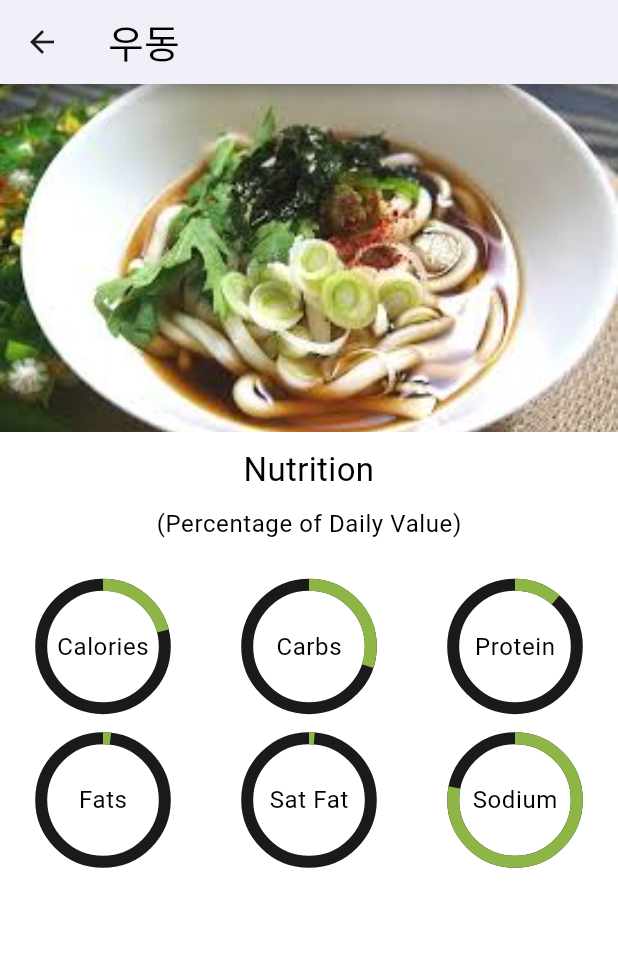
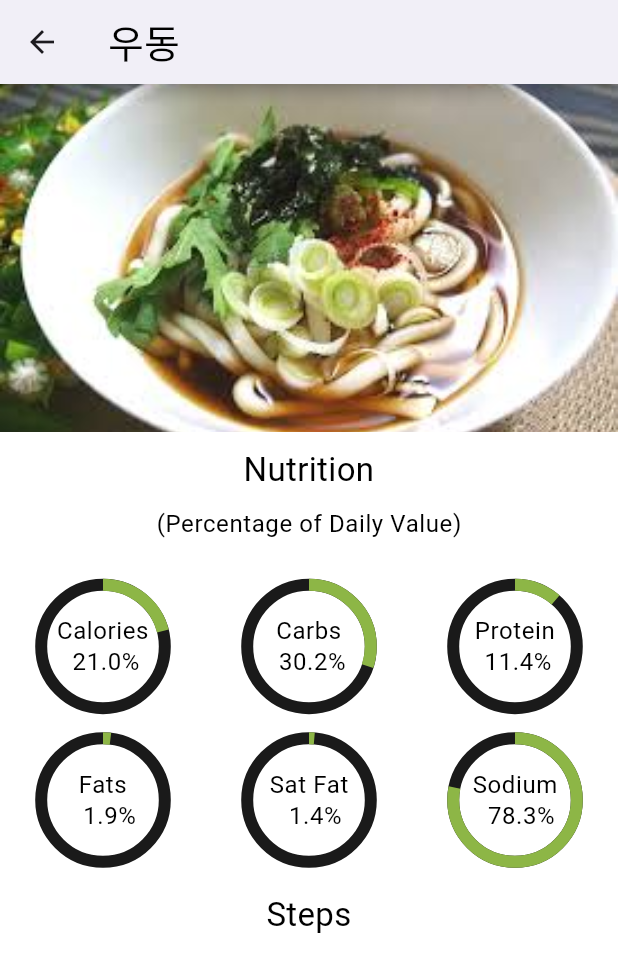
Before and after one commit to diuyuy/recipe_app, a Flutter app: the screen it shows after launch, after a tap on "우동", on a phone screen of 412 x 824 dp. Shown: the top 972 px of the screen. Run offline on Flutter 3.47's test engine with Material 3 defaults, Android fonts, the phone set to English and light mode, and no system bars; our stand-ins replace decimal, freezed_annotation, gap, get, google_fonts.

Commit message:
add recipe

```diff
--- a/lib/controller/home_page_controller.dart
+++ b/lib/controller/home_page_controller.dart
@@ -1,9 +1,8 @@
 import 'dart:convert';
-
-import 'package:decimal/decimal.dart';
 import 'package:flutter/services.dart';
 import 'package:get/get.dart';
 import 'package:recipe_app/data/food_data.dart';
+import 'package:recipe_app/data/food_recipe_data.dart';
 import 'package:recipe_app/data/recipe_container_data.dart';
 
 import '../core/const_recipe_container_data.dart';
@@ -11,11 +10,13 @@ import '../core/const_recipe_container_data.dart';
 class HomePageController extends GetxController {
   List<RecipeContainerData> recipeList = [];
   List<FoodData> foodList = [];
+  List<FoodRecipeData> foodRecipeList = [];
 
   @override
   void onInit() {
     recipeList = ConstRecipeContainerData.recipeList;
     _loadFoodList();
+    _loadFoodRecipeList();
     super.onInit();
   }
 
@@ -25,6 +26,9 @@ class HomePageController extends GetxController {
     foodList = jsonData.map((json) => FoodData.fromJson(json)).toList();
   }
 
-  double getRatio(String num1, String num2) =>
-      (Decimal.parse(num1) / Decimal.parse(num2)).toDouble();
+  Future<void> _loadFoodRecipeList() async {
+    final String response = await rootBundle.loadString('lib/food_recipe.json');
+    List<dynamic> jsonData = json.decode(response);
+    foodRecipeList = jsonData.map((json)=>FoodRecipeData.fromJson(json)).toList();
+  }
 }
--- /dev/null
+++ b/lib/controller/recipe_page_controller.dart
@@ -0,0 +1,26 @@
+import 'package:decimal/decimal.dart';
+import 'package:get/get.dart';
+import 'package:meta/meta.dart';
+import 'package:recipe_app/core/const_recipe_page_data.dart';
+import 'package:recipe_app/data/food_data.dart';
+
+class RecipePageController extends GetxController {
+  final List<double> nutritionRatio = [];
+
+  double getRatio(String num1, String num2) =>
+      (Decimal.parse(num1) / Decimal.parse(num2)).toDouble();
+
+  void setNutritionRatio(FoodData foodData) {
+    nutritionRatio.add(getRatio(foodData.calories, ConstRecipePageData.rda[0]));
+    nutritionRatio.add(getRatio(foodData.carbohydratesG, ConstRecipePageData.rda[1]));
+    nutritionRatio.add(getRatio(foodData.proteinG, ConstRecipePageData.rda[2]));
+    nutritionRatio.add(getRatio(foodData.fatG, ConstRecipePageData.rda[3]));
+    nutritionRatio.add(getRatio(foodData.saturatedFatG, ConstRecipePageData.rda[4]));
+    nutritionRatio.add(getRatio(foodData.sodiumMg, ConstRecipePageData.rda[5]));
+    update();
+  }
+
+  String getStringRatio(int index){
+    return (nutritionRatio[index]*100).toStringAsFixed(1);
+  }
+}
--- a/lib/core/const_recipe_page_data.dart
+++ b/lib/core/const_recipe_page_data.dart
@@ -10,6 +10,7 @@ class ConstRecipePageData {
 
   static const String nutrition = "Nutrition";
   static const String nutritionSubtitle = '(Percentage of Daily Value)';
+  static const String steps = "Steps";
   static const List<String> circularLabel = [
     'Calories',
     'Carbs',
@@ -18,4 +19,8 @@ class ConstRecipePageData {
     'Sat Fat',
     'Sodium'
    ];
+  static String addPercentageOnLabel(String label,double value){
+    final String percentage = (value * 100).toStringAsFixed(1);
+    return '$label\n$percentage%';
+  }
 }
--- a/lib/core/const_theme_data.dart
+++ b/lib/core/const_theme_data.dart
@@ -70,7 +70,7 @@ class ConstThemeData {
           fontSize: ConstThemeData.headMediumFontSize,
         ),
         bodyLarge: GoogleFonts.nanumGothic(
-            color: Colors.white,
+            color: Colors.black,
             fontSize: ConstThemeData.bodyFontSize,
             fontWeight: ConstThemeData.bodyFontWeight),
           bodyMedium: TextStyle(
--- /dev/null
+++ b/lib/data/food_recipe_data.dart
@@ -0,0 +1,16 @@
+import 'package:freezed_annotation/freezed_annotation.dart';
+
+part 'food_recipe_data.freezed.dart';
+part 'food_recipe_data.g.dart';
+
+@freezed
+class FoodRecipeData with _$FoodRecipeData {
+  const factory FoodRecipeData({
+    required String name,
+    required List<String> ingredients,
+    required List<String> steps,
+}) = _FoodRecipeData;
+
+  factory FoodRecipeData.fromJson(Map<String, dynamic> json) =>
+      _$FoodRecipeDataFromJson(json);
+}
--- a/lib/pages/home_page.dart
+++ b/lib/pages/home_page.dart
@@ -89,6 +89,7 @@ class HomePage extends StatelessWidget {
                 img: controller.recipeList[index].img,
                 name: controller.recipeList[index].name,
                 foodData: controller.foodList[index],
+                foodRecipeData: controller.foodRecipeList[index],
               )),
               child: MyContainer(
                   img: controller.recipeList[index].img,
--- a/lib/pages/recipe_page.dart
+++ b/lib/pages/recipe_page.dart
@@ -2,8 +2,10 @@ import 'package:flutter/material.dart';
 import 'package:gap/gap.dart';
 import 'package:get/get.dart';
 import 'package:recipe_app/controller/home_page_controller.dart';
+import 'package:recipe_app/controller/recipe_page_controller.dart';
 import 'package:recipe_app/core/const_recipe_page_data.dart';
 import 'package:recipe_app/data/food_data.dart';
+import 'package:recipe_app/data/food_recipe_data.dart';
 import 'package:recipe_app/pages/widgets/my_circular_progress_indicator.dart';
 
 class RecipePage extends StatelessWidget {
@@ -11,16 +13,20 @@ class RecipePage extends StatelessWidget {
       {super.key,
       required this.img,
       required this.name,
-      required this.foodData});
+      required this.foodData,
+      required this.foodRecipeData
+      });
 
   final String img;
   final String name;
   final FoodData foodData;
+  final FoodRecipeData foodRecipeData;
 
   @override
   Widget build(BuildContext context) {
     final double screenWidth = MediaQuery.of(context).size.width;
-    final controller = Get.find<HomePageController>();
+    final controller = Get.put<RecipePageController>(RecipePageController());
+    controller.setNutritionRatio(foodData);
     return Scaffold(
       appBar: AppBar(
         leading: IconButton(
@@ -28,7 +34,10 @@ class RecipePage extends StatelessWidget {
           icon: Icon(Icons.arrow_back_outlined),
         ),
         centerTitle: false,
-        title: Text(name, style: Theme.of(context).textTheme.headlineLarge),
+        title: Text(
+          name,
+          style: Theme.of(context).textTheme.headlineLarge,
+        ),
       ),
       body: SingleChildScrollView(
         child: Column(
@@ -53,104 +62,70 @@ class RecipePage extends StatelessWidget {
             Row(
               mainAxisAlignment: MainAxisAlignment.spaceAround,
               children: [
-                Stack(
+                ...[for (int i = 0; i < 3; i++) i].map((index) {
+                  return Stack(
                     alignment: Alignment.center,
                     children: [
                       MyCircularProgressIndicator(
-                      ratio: controller.getRatio(
-                        foodData.calories,
-                        ConstRecipePageData.rda[0],
+                        ratio: controller.nutritionRatio[index],
+                      ),
+                      RichText(
+                        textAlign: TextAlign.center,
+                        text: TextSpan(
+                          style: Theme.of(context).textTheme.bodySmall,
+                          children: [
+                            TextSpan(
+                              text:
+                              '${ConstRecipePageData.circularLabel[index]}\n',
+                            ),
+                            TextSpan(
+                              text: ' ${controller.getStringRatio(index)}%',
+                            )
+                          ],
                         ),
                       ),
-                    Text(
-                      ConstRecipePageData.circularLabel[0],
-                      style: Theme.of(context).textTheme.bodySmall,
-                    ),
                     ],
-                ),
-                Stack(
-                  alignment: Alignment.center,
-                  children: [
-                    MyCircularProgressIndicator(
-                      ratio: controller.getRatio(
-                        foodData.carbohydratesG,
-                        ConstRecipePageData.rda[1],
-                      ),
-                    ),
-                    Text(
-                      ConstRecipePageData.circularLabel[1],
-                      style: Theme.of(context).textTheme.bodySmall,
-                    ),
-                  ],
-                ),
-                Stack(
-                  alignment: Alignment.center,
-                  children: [
-                    MyCircularProgressIndicator(
-                      ratio: controller.getRatio(
-                        foodData.proteinG,
-                        ConstRecipePageData.rda[2],
-                      ),
-                    ),
-                    Text(
-                      ConstRecipePageData.circularLabel[2],
-                      style: Theme.of(context).textTheme.bodySmall,
-                    ),
-                  ],
-                ),
+                  );
+                }),
               ],
             ),
             const Gap(20),
             Row(
               mainAxisAlignment: MainAxisAlignment.spaceAround,
               children: [
-                Stack(
+                ...[for (int i = 3; i < 6; i++) i].map((index) {
+                  return Stack(
                     alignment: Alignment.center,
                     children: [
                       MyCircularProgressIndicator(
-                      ratio: controller.getRatio(
-                        foodData.fatG,
-                        ConstRecipePageData.rda[3],
+                        ratio: controller.nutritionRatio[index],
+                      ),
+                      RichText(
+                        textAlign: TextAlign.center,
+                        text: TextSpan(
+                          style: Theme.of(context).textTheme.bodySmall,
+                          children: [
+                            TextSpan(
+                              text:
+                                  '${ConstRecipePageData.circularLabel[index]}\n',
+                            ),
+                            TextSpan(
+                              text: '  ${controller.getStringRatio(index)}%',
+                            )
+                          ],
                         ),
                       ),
-                    Text(
-                      ConstRecipePageData.circularLabel[3],
-                      style: Theme.of(context).textTheme.bodySmall,
-                    ),
+                    ],
+                  );
+                }),
               ],
             ),
-                Stack(
-                  alignment: Alignment.center,
-                  children: [
-                    MyCircularProgressIndicator(
-                      ratio: controller.getRatio(
-                        foodData.saturatedFatG,
-                        ConstRecipePageData.rda[4],
+            const Gap(20),
+            Text(
+              ConstRecipePageData.steps,
+              textAlign: TextAlign.center,
+              style: Theme.of(context).textTheme.bodyMedium,
             ),
-                    ),
-                    Text(
-                      ConstRecipePageData.circularLabel[4],
-                      style: Theme.of(context).textTheme.bodySmall,
-                    ),
-                  ],
-                ),
-                Stack(
-                  alignment: Alignment.center,
-                  children: [
-                    MyCircularProgressIndicator(
-                      ratio: controller.getRatio(
-                        foodData.sodiumMg,
-                        ConstRecipePageData.rda[5],
-                      ),
-                    ),
-                    Text(
-                      ConstRecipePageData.circularLabel[5],
-                      style: Theme.of(context).textTheme.bodySmall,
-                    ),
-                  ],
-                ),
-              ],
-            )
           ],
         ),
       ),
--- a/pubspec.yaml
+++ b/pubspec.yaml
@@ -70,6 +70,7 @@ flutter:
   assets:
     - assets/img/
     - lib/rda.json
+    - lib/food_recipe.json
 
   # To add assets to your application, add an assets section, like this:
   # assets:
```
Also changed, not shown: lib/food_recipe.json (added, +87 -0 lines), lib/data/food_recipe_data.freezed.dart (added), lib/data/food_recipe_data.g.dart (added). Lines whose indentation alone changed are shown as unchanged.
